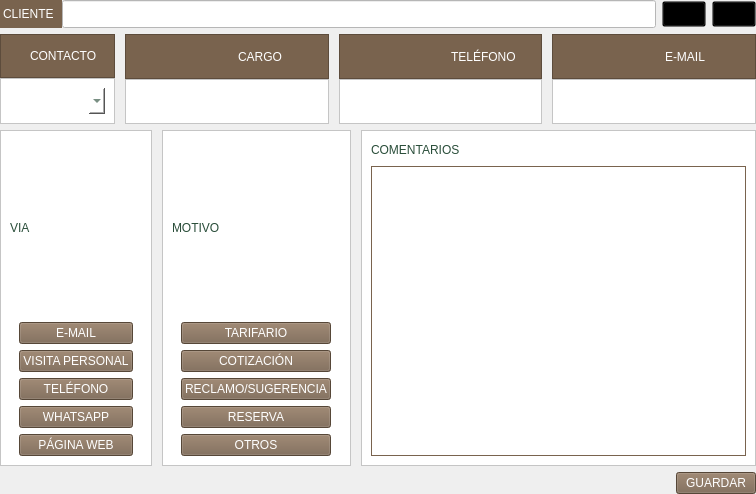
Before: the Qt Designer form page_1.ui in altitude-solutions/Camino_Real_Desktop, drawn with Qt 5.
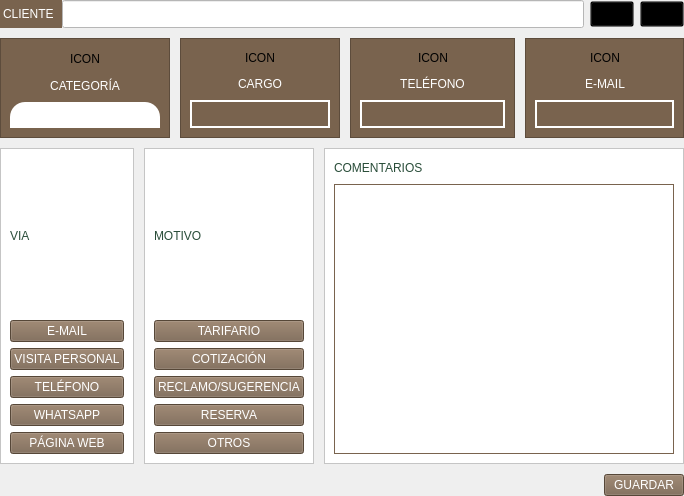
After: the same form once the commit is applied.

What changed in the file:
```diff
--- a/page_1.ui
+++ b/page_1.ui
@@ -6,8 +6,8 @@
    <rect>
     <x>0</x>
     <y>0</y>
-    <width>756</width>
-    <height>494</height>
+    <width>684</width>
+    <height>496</height>
    </rect>
   </property>
   <property name="windowTitle">
@@ -16,7 +16,10 @@
   <property name="styleSheet">
    <string notr="true">background-color:rgba(0,0,0,0)t;</string>
   </property>
-  <layout class="QVBoxLayout" name="verticalLayout_10">
+  <layout class="QVBoxLayout" name="verticalLayout_7">
+   <property name="spacing">
+    <number>10</number>
+   </property>
    <property name="leftMargin">
     <number>0</number>
    </property>
@@ -105,15 +108,9 @@
       <number>10</number>
      </property>
      <item>
-      <layout class="QVBoxLayout" name="verticalLayout">
-       <property name="spacing">
-        <number>0</number>
-       </property>
-       <item>
         <widget class="QFrame" name="frame_5">
          <property name="styleSheet">
-          <string notr="true">background-color:#79634E;
-color:white;</string>
+        <string notr="true">background-color:#79634E;</string>
          </property>
          <property name="frameShape">
           <enum>QFrame::StyledPanel</enum>
@@ -121,72 +118,143 @@
          <property name="frameShadow">
           <enum>QFrame::Raised</enum>
          </property>
-         <layout class="QHBoxLayout" name="horizontalLayout_18">
-          <property name="spacing">
-           <number>5</number>
-          </property>
+       <layout class="QVBoxLayout" name="verticalLayout_10">
+        <item>
+         <layout class="QHBoxLayout" name="horizontalLayout_8">
+          <item>
+           <spacer name="horizontalSpacer_13">
+            <property name="orientation">
+             <enum>Qt::Horizontal</enum>
+            </property>
+            <property name="sizeHint" stdset="0">
+             <size>
+              <width>40</width>
+              <height>20</height>
+             </size>
+            </property>
+           </spacer>
+          </item>
           <item>
            <widget class="QLabel" name="icon_contacto">
-            <property name="styleSheet">
-             <string notr="true"/>
-            </property>
             <property name="text">
-             <string/>
+             <string>ICON</string>
             </property>
            </widget>
           </item>
           <item>
-           <widget class="QLabel" name="iconcontacto_2">
+           <spacer name="horizontalSpacer_14">
+            <property name="orientation">
+             <enum>Qt::Horizontal</enum>
+            </property>
+            <property name="sizeHint" stdset="0">
+             <size>
+              <width>40</width>
+              <height>20</height>
+             </size>
+            </property>
+           </spacer>
+          </item>
+         </layout>
+        </item>
+        <item>
+         <layout class="QHBoxLayout" name="horizontalLayout_9">
+          <item>
+           <spacer name="horizontalSpacer_15">
+            <property name="orientation">
+             <enum>Qt::Horizontal</enum>
+            </property>
+            <property name="sizeHint" stdset="0">
+             <size>
+              <width>40</width>
+              <height>20</height>
+             </size>
+            </property>
+           </spacer>
+          </item>
+          <item>
+           <widget class="QLabel" name="label_10">
             <property name="styleSheet">
              <string notr="true">font: 12pt &quot;MS Shell Dlg 2&quot;;
-color:white;
-padding:5px;</string>
+color:white;</string>
             </property>
             <property name="text">
-             <string>CONTACTO</string>
+             <string>CATEGORÍA</string>
             </property>
-           </widget>
-          </item>
-         </layout>
+            <property name="alignment">
+             <set>Qt::AlignCenter</set>
+            </property>
         </widget>
        </item>
        <item>
-        <widget class="QFrame" name="frame">
-         <property name="styleSheet">
-          <string notr="true">background-color:white;</string>
-         </property>
-         <property name="frameShape">
-          <enum>QFrame::StyledPanel</enum>
-         </property>
-         <property name="frameShadow">
-          <enum>QFrame::Raised</enum>
-         </property>
-         <layout class="QHBoxLayout" name="horizontalLayout_3">
+           <spacer name="horizontalSpacer_16">
+            <property name="orientation">
+             <enum>Qt::Horizontal</enum>
+            </property>
+            <property name="sizeHint" stdset="0">
+             <size>
+              <width>40</width>
+              <height>20</height>
+             </size>
+            </property>
+           </spacer>
+          </item>
+         </layout>
+        </item>
           <item>
            <widget class="QComboBox" name="contacto_drop">
             <property name="styleSheet">
-             <string notr="true">font: 12pt &quot;MS Shell Dlg 2&quot;;
-padding: 5px;
-border:0px  solid #79634E;
-color: #294D39;</string>
+           <string notr="true">QComboBox::hover {
+	background-color:white;
+	border-top-left-radius:15px;
+	border-top-right-radius:15px;
+	color: #294D39;
+	font: 12pt &quot;MS Shell Dlg 2&quot;;
+	padding:5px;	
+	min-height:1.8em;
+}
+
+QComboBox::focus {
+	background-color:white;
+	border-top-left-radius:15px;
+	border-top-right-radius:15px;
+	color: #294D39;
+	font: 12pt &quot;MS Shell Dlg 2&quot;;
+	padding:5px;	
+	min-height:1.8em;
+}
+
+QComboBox::drop-down  {
+	border:0px;
+}
+
+QComboBox{
+	background-color:white;
+	border-top-left-radius:15px;
+	border-top-right-radius:15px;
+	color: #294D39;
+	font: 12pt &quot;MS Shell Dlg 2&quot;;
+	padding:5px;	
+	min-height:1.8em;
+}
+
+QListView{
+	background-color:white;
+	color:#294D39;
+	font: 12pt &quot;MS Shell Dlg 2&quot;;
+	padding:5px;
+}
+
+</string>
             </property>
            </widget>
           </item>
          </layout>
         </widget>
        </item>
-      </layout>
-     </item>
-     <item>
-      <layout class="QVBoxLayout" name="verticalLayout_9">
-       <property name="spacing">
-        <number>0</number>
-       </property>
        <item>
         <widget class="QFrame" name="frame_6">
          <property name="styleSheet">
-          <string notr="true">background-color:#79634E;
-color:white;</string>
+        <string notr="true">background-color:#79634E;</string>
          </property>
          <property name="frameShape">
           <enum>QFrame::StyledPanel</enum>
@@ -194,55 +262,104 @@
          <property name="frameShadow">
           <enum>QFrame::Raised</enum>
          </property>
-         <layout class="QHBoxLayout" name="horizontalLayout_19">
-          <property name="spacing">
-           <number>5</number>
-          </property>
+       <layout class="QVBoxLayout" name="verticalLayout">
+        <item>
+         <layout class="QHBoxLayout" name="horizontalLayout_3">
+          <item>
+           <spacer name="horizontalSpacer_9">
+            <property name="orientation">
+             <enum>Qt::Horizontal</enum>
+            </property>
+            <property name="sizeHint" stdset="0">
+             <size>
+              <width>40</width>
+              <height>20</height>
+             </size>
+            </property>
+           </spacer>
+          </item>
           <item>
            <widget class="QLabel" name="icon_cargo">
             <property name="text">
-             <string/>
+             <string>ICON</string>
             </property>
            </widget>
           </item>
           <item>
-           <widget class="QLabel" name="iconcontacto_4">
+           <spacer name="horizontalSpacer_10">
+            <property name="orientation">
+             <enum>Qt::Horizontal</enum>
+            </property>
+            <property name="sizeHint" stdset="0">
+             <size>
+              <width>40</width>
+              <height>20</height>
+             </size>
+            </property>
+           </spacer>
+          </item>
+         </layout>
+        </item>
+        <item>
+         <layout class="QHBoxLayout" name="horizontalLayout_10">
+          <item>
+           <spacer name="horizontalSpacer_11">
+            <property name="orientation">
+             <enum>Qt::Horizontal</enum>
+            </property>
+            <property name="sizeHint" stdset="0">
+             <size>
+              <width>40</width>
+              <height>20</height>
+             </size>
+            </property>
+           </spacer>
+          </item>
+          <item>
+           <widget class="QLabel" name="label_2">
             <property name="styleSheet">
              <string notr="true">font: 12pt &quot;MS Shell Dlg 2&quot;;
-color:white;
-padding:5px;</string>
+color:white;</string>
             </property>
             <property name="text">
              <string>CARGO</string>
             </property>
+            <property name="alignment">
+             <set>Qt::AlignCenter</set>
+            </property>
            </widget>
           </item>
+          <item>
+           <spacer name="horizontalSpacer_12">
+            <property name="orientation">
+             <enum>Qt::Horizontal</enum>
+            </property>
+            <property name="sizeHint" stdset="0">
+             <size>
+              <width>40</width>
+              <height>20</height>
+             </size>
+            </property>
+           </spacer>
+          </item>
          </layout>
-        </widget>
        </item>
        <item>
-        <widget class="QFrame" name="frame_9">
+         <widget class="QLabel" name="cargo">
          <property name="styleSheet">
-          <string notr="true">background-color:white;</string>
-         </property>
-         <property name="frameShape">
-          <enum>QFrame::StyledPanel</enum>
-         </property>
-         <property name="frameShadow">
-          <enum>QFrame::Raised</enum>
-         </property>
-         <layout class="QHBoxLayout" name="horizontalLayout_4">
-          <item>
-           <widget class="QLineEdit" name="cargo">
-            <property name="enabled">
-             <bool>false</bool>
-            </property>
-            <property name="styleSheet">
-             <string notr="true">min-height:1.8em;
+           <string notr="true">background-color:#79634E;
+border: 2px solid white;
+border-radius:15px;
+color:white;
 font: 12pt &quot;MS Shell Dlg 2&quot;;
-max-height:1.8em;
-border:0px;
-color: #294D39;</string>
+padding:5px;
+min-height:1.8em;
+
+
+</string>
+          </property>
+          <property name="text">
+           <string/>
             </property>
             <property name="alignment">
              <set>Qt::AlignCenter</set>
@@ -252,18 +369,10 @@
          </layout>
         </widget>
        </item>
-      </layout>
-     </item>
-     <item>
-      <layout class="QVBoxLayout" name="verticalLayout_8">
-       <property name="spacing">
-        <number>0</number>
-       </property>
        <item>
         <widget class="QFrame" name="frame_7">
          <property name="styleSheet">
-          <string notr="true">background-color:#79634E;
-color:white;</string>
+        <string notr="true">background-color:#79634E;</string>
          </property>
          <property name="frameShape">
           <enum>QFrame::StyledPanel</enum>
@@ -271,55 +380,104 @@
          <property name="frameShadow">
           <enum>QFrame::Raised</enum>
          </property>
-         <layout class="QHBoxLayout" name="horizontalLayout_20">
-          <property name="spacing">
-           <number>5</number>
-          </property>
+       <layout class="QVBoxLayout" name="verticalLayout_11">
+        <item>
+         <layout class="QHBoxLayout" name="horizontalLayout_18">
+          <item>
+           <spacer name="horizontalSpacer_17">
+            <property name="orientation">
+             <enum>Qt::Horizontal</enum>
+            </property>
+            <property name="sizeHint" stdset="0">
+             <size>
+              <width>40</width>
+              <height>20</height>
+             </size>
+            </property>
+           </spacer>
+          </item>
           <item>
            <widget class="QLabel" name="icon_telefono">
             <property name="text">
-             <string/>
+             <string>ICON</string>
             </property>
            </widget>
           </item>
           <item>
-           <widget class="QLabel" name="iconcontacto_5">
+           <spacer name="horizontalSpacer_18">
+            <property name="orientation">
+             <enum>Qt::Horizontal</enum>
+            </property>
+            <property name="sizeHint" stdset="0">
+             <size>
+              <width>40</width>
+              <height>20</height>
+             </size>
+            </property>
+           </spacer>
+          </item>
+         </layout>
+        </item>
+        <item>
+         <layout class="QHBoxLayout" name="horizontalLayout_22">
+          <item>
+           <spacer name="horizontalSpacer_19">
+            <property name="orientation">
+             <enum>Qt::Horizontal</enum>
+            </property>
+            <property name="sizeHint" stdset="0">
+             <size>
+              <width>40</width>
+              <height>20</height>
+             </size>
+            </property>
+           </spacer>
+          </item>
+          <item>
+           <widget class="QLabel" name="label_3">
             <property name="styleSheet">
              <string notr="true">font: 12pt &quot;MS Shell Dlg 2&quot;;
-color:white;
-padding:5px;</string>
+color:white;</string>
             </property>
             <property name="text">
              <string>TELÉFONO</string>
             </property>
+            <property name="alignment">
+             <set>Qt::AlignCenter</set>
+            </property>
            </widget>
           </item>
+          <item>
+           <spacer name="horizontalSpacer_20">
+            <property name="orientation">
+             <enum>Qt::Horizontal</enum>
+            </property>
+            <property name="sizeHint" stdset="0">
+             <size>
+              <width>40</width>
+              <height>20</height>
+             </size>
+            </property>
+           </spacer>
+          </item>
          </layout>
-        </widget>
        </item>
        <item>
-        <widget class="QFrame" name="frame_10">
+         <widget class="QLabel" name="telefono">
          <property name="styleSheet">
-          <string notr="true">background-color:white;</string>
-         </property>
-         <property name="frameShape">
-          <enum>QFrame::StyledPanel</enum>
-         </property>
-         <property name="frameShadow">
-          <enum>QFrame::Raised</enum>
-         </property>
-         <layout class="QHBoxLayout" name="horizontalLayout_5">
-          <item>
-           <widget class="QLineEdit" name="telefono">
-            <property name="enabled">
-             <bool>false</bool>
-            </property>
-            <property name="styleSheet">
-             <string notr="true">min-height:1.8em;
+           <string notr="true">background-color:#79634E;
+border: 2px solid white;
+border-radius:15px;
+color:white;
 font: 12pt &quot;MS Shell Dlg 2&quot;;
-max-height:1.8em;
-border:0px;
-color: #294D39;</string>
+padding:5px;
+min-height:1.8em;
+
+
+</string>
+          </property>
+          <property name="text">
+           <string/>
             </property>
             <property name="alignment">
              <set>Qt::AlignCenter</set>
@@ -329,18 +487,10 @@
          </layout>
         </widget>
        </item>
-      </layout>
-     </item>
-     <item>
-      <layout class="QVBoxLayout" name="verticalLayout_7">
-       <property name="spacing">
-        <number>0</number>
-       </property>
        <item>
         <widget class="QFrame" name="frame_8">
          <property name="styleSheet">
-          <string notr="true">background-color:#79634E;
-color:white;</string>
+        <string notr="true">background-color:#79634E;</string>
          </property>
          <property name="frameShape">
           <enum>QFrame::StyledPanel</enum>
@@ -348,55 +498,104 @@
          <property name="frameShadow">
           <enum>QFrame::Raised</enum>
          </property>
-         <layout class="QHBoxLayout" name="horizontalLayout_21">
-          <property name="spacing">
-           <number>5</number>
-          </property>
+       <layout class="QVBoxLayout" name="verticalLayout_12">
+        <item>
+         <layout class="QHBoxLayout" name="horizontalLayout_23">
+          <item>
+           <spacer name="horizontalSpacer_21">
+            <property name="orientation">
+             <enum>Qt::Horizontal</enum>
+            </property>
+            <property name="sizeHint" stdset="0">
+             <size>
+              <width>40</width>
+              <height>20</height>
+             </size>
+            </property>
+           </spacer>
+          </item>
           <item>
            <widget class="QLabel" name="icon_email">
             <property name="text">
-             <string/>
+             <string>ICON</string>
             </property>
            </widget>
           </item>
           <item>
-           <widget class="QLabel" name="iconcontacto_6">
+           <spacer name="horizontalSpacer_22">
+            <property name="orientation">
+             <enum>Qt::Horizontal</enum>
+            </property>
+            <property name="sizeHint" stdset="0">
+             <size>
+              <width>40</width>
+              <height>20</height>
+             </size>
+            </property>
+           </spacer>
+          </item>
+         </layout>
+        </item>
+        <item>
+         <layout class="QHBoxLayout" name="horizontalLayout_24">
+          <item>
+           <spacer name="horizontalSpacer_23">
+            <property name="orientation">
+             <enum>Qt::Horizontal</enum>
+            </property>
+            <property name="sizeHint" stdset="0">
+             <size>
+              <width>40</width>
+              <height>20</height>
+             </size>
+            </property>
+           </spacer>
+          </item>
+          <item>
+           <widget class="QLabel" name="label_4">
             <property name="styleSheet">
              <string notr="true">font: 12pt &quot;MS Shell Dlg 2&quot;;
-color:white;
-padding:5px;</string>
+color:white;</string>
             </property>
             <property name="text">
              <string>E-MAIL</string>
             </property>
+            <property name="alignment">
+             <set>Qt::AlignCenter</set>
+            </property>
            </widget>
           </item>
+          <item>
+           <spacer name="horizontalSpacer_24">
+            <property name="orientation">
+             <enum>Qt::Horizontal</enum>
+            </property>
+            <property name="sizeHint" stdset="0">
+             <size>
+              <width>40</width>
+              <height>20</height>
+             </size>
+            </property>
+           </spacer>
+          </item>
          </layout>
-        </widget>
        </item>
        <item>
-        <widget class="QFrame" name="frame_11">
+         <widget class="QLabel" name="mail">
          <property name="styleSheet">
-          <string notr="true">background-color:white;</string>
-         </property>
-         <property name="frameShape">
-          <enum>QFrame::StyledPanel</enum>
-         </property>
-         <property name="frameShadow">
-          <enum>QFrame::Raised</enum>
-         </property>
-         <layout class="QHBoxLayout" name="horizontalLayout_6">
-          <item>
-           <widget class="QLineEdit" name="mail">
-            <property name="enabled">
-             <bool>false</bool>
-            </property>
-            <property name="styleSheet">
-             <string notr="true">min-height:1.8em;
+           <string notr="true">background-color:#79634E;
+border: 2px solid white;
+border-radius:15px;
+color:white;
 font: 12pt &quot;MS Shell Dlg 2&quot;;
-max-height:1.8em;
-border:0px;
-color: #294D39;</string>
+padding:5px;
+min-height:1.8em;
+
+
+</string>
+          </property>
+          <property name="text">
+           <string/>
             </property>
             <property name="alignment">
              <set>Qt::AlignCenter</set>
@@ -405,8 +604,6 @@
           </item>
          </layout>
         </widget>
-       </item>
-      </layout>
      </item>
     </layout>
    </item>
```
Lines whose indentation alone changed are shown as unchanged.
